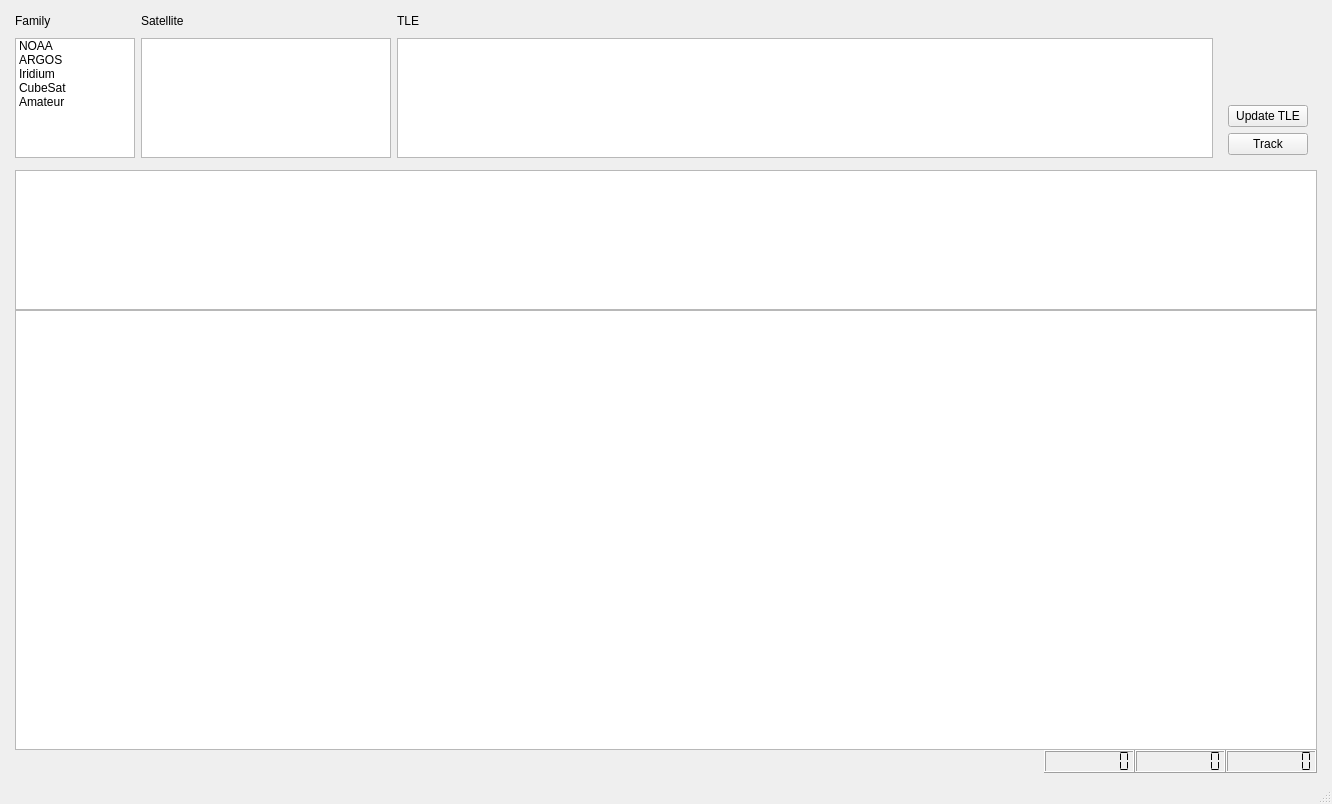
Above: resources/mainWindow.ui from swichman/ephem_track before the change. Below: the same form after it.
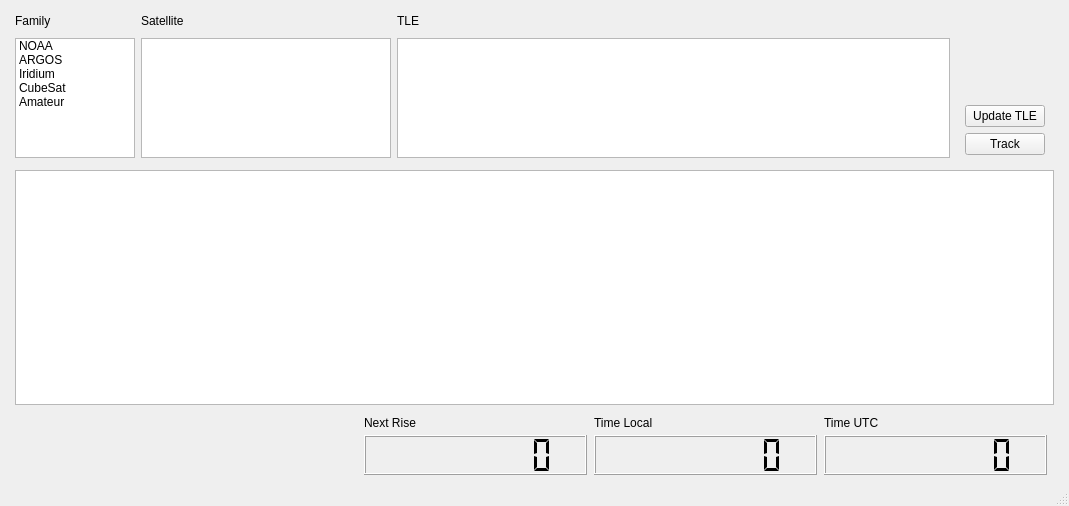
That is the form after the change.

Diff of the .ui file:
```diff
--- a/resources/mainWindow.ui
+++ b/resources/mainWindow.ui
@@ -6,8 +6,8 @@
    <rect>
     <x>0</x>
     <y>0</y>
-    <width>1332</width>
-    <height>804</height>
+    <width>1069</width>
+    <height>506</height>
    </rect>
   </property>
   <property name="windowTitle">
@@ -309,7 +309,7 @@
           <property name="maximumSize">
            <size>
             <width>16777215</width>
-            <height>140</height>
+            <height>5000</height>
            </size>
           </property>
           <property name="autoFillBackground">
@@ -326,23 +326,19 @@
           </property>
          </widget>
         </item>
-        <item>
-         <widget class="QTextEdit" name="LogTextEdit">
-          <property name="enabled">
-           <bool>true</bool>
-          </property>
-          <property name="readOnly">
-           <bool>true</bool>
-          </property>
-         </widget>
-        </item>
         <item>
          <layout class="QHBoxLayout" name="horizontalLayout">
+          <property name="sizeConstraint">
+           <enum>QLayout::SetDefaultConstraint</enum>
+          </property>
           <item>
            <spacer name="horizontalSpacer">
             <property name="orientation">
              <enum>Qt::Horizontal</enum>
             </property>
+            <property name="sizeType">
+             <enum>QSizePolicy::Expanding</enum>
+            </property>
             <property name="sizeHint" stdset="0">
              <size>
               <width>40</width>
@@ -352,36 +348,216 @@
            </spacer>
           </item>
           <item>
-           <widget class="QLCDNumber" name="NextLcd">
-            <property name="numDigits">
-             <number>8</number>
+           <widget class="QWidget" name="widget_2" native="true">
+            <property name="sizePolicy">
+             <sizepolicy hsizetype="Expanding" vsizetype="Expanding">
+              <horstretch>0</horstretch>
+              <verstretch>0</verstretch>
+             </sizepolicy>
             </property>
-            <property name="mode">
-             <enum>QLCDNumber::Dec</enum>
+            <property name="minimumSize">
+             <size>
+              <width>230</width>
+              <height>70</height>
+             </size>
             </property>
-            <property name="segmentStyle">
-             <enum>QLCDNumber::Flat</enum>
+            <property name="maximumSize">
+             <size>
+              <width>230</width>
+              <height>70</height>
+             </size>
             </property>
+            <widget class="QLCDNumber" name="NextLcd">
+             <property name="geometry">
+              <rect>
+               <x>0</x>
+               <y>30</y>
+               <width>223</width>
+               <height>40</height>
+              </rect>
+             </property>
+             <property name="sizePolicy">
+              <sizepolicy hsizetype="Preferred" vsizetype="Minimum">
+               <horstretch>0</horstretch>
+               <verstretch>0</verstretch>
+              </sizepolicy>
+             </property>
+             <property name="minimumSize">
+              <size>
+               <width>223</width>
+               <height>40</height>
+              </size>
+             </property>
+             <property name="maximumSize">
+              <size>
+               <width>16777215</width>
+               <height>40</height>
+              </size>
+             </property>
+             <property name="numDigits">
+              <number>8</number>
+             </property>
+             <property name="mode">
+              <enum>QLCDNumber::Dec</enum>
+             </property>
+             <property name="segmentStyle">
+              <enum>QLCDNumber::Flat</enum>
+             </property>
+            </widget>
+            <widget class="QLabel" name="label">
+             <property name="geometry">
+              <rect>
+               <x>0</x>
+               <y>10</y>
+               <width>61</width>
+               <height>16</height>
+              </rect>
+             </property>
+             <property name="text">
+              <string>Next Rise</string>
+             </property>
+            </widget>
+            <zorder>NextLcd</zorder>
+            <zorder>NextLcd</zorder>
+            <zorder>label</zorder>
            </widget>
           </item>
           <item>
-           <widget class="QLCDNumber" name="LocalLcd">
-            <property name="digitCount">
-             <number>8</number>
+           <widget class="QWidget" name="widget_3" native="true">
+            <property name="sizePolicy">
+             <sizepolicy hsizetype="Expanding" vsizetype="Preferred">
+              <horstretch>0</horstretch>
+              <verstretch>0</verstretch>
+             </sizepolicy>
             </property>
-            <property name="segmentStyle">
-             <enum>QLCDNumber::Flat</enum>
+            <property name="minimumSize">
+             <size>
+              <width>230</width>
+              <height>70</height>
+             </size>
             </property>
+            <property name="maximumSize">
+             <size>
+              <width>230</width>
+              <height>70</height>
+             </size>
+            </property>
+            <widget class="QLCDNumber" name="LocalLcd">
+             <property name="geometry">
+              <rect>
+               <x>0</x>
+               <y>30</y>
+               <width>223</width>
+               <height>40</height>
+              </rect>
+             </property>
+             <property name="sizePolicy">
+              <sizepolicy hsizetype="Preferred" vsizetype="Minimum">
+               <horstretch>0</horstretch>
+               <verstretch>0</verstretch>
+              </sizepolicy>
+             </property>
+             <property name="minimumSize">
+              <size>
+               <width>0</width>
+               <height>40</height>
+              </size>
+             </property>
+             <property name="maximumSize">
+              <size>
+               <width>16777215</width>
+               <height>40</height>
+              </size>
+             </property>
+             <property name="digitCount">
+              <number>8</number>
+             </property>
+             <property name="segmentStyle">
+              <enum>QLCDNumber::Flat</enum>
+             </property>
+            </widget>
+            <widget class="QLabel" name="label_2">
+             <property name="geometry">
+              <rect>
+               <x>0</x>
+               <y>10</y>
+               <width>71</width>
+               <height>16</height>
+              </rect>
+             </property>
+             <property name="text">
+              <string>Time Local</string>
+             </property>
+            </widget>
            </widget>
           </item>
           <item>
-           <widget class="QLCDNumber" name="UtcLcd">
-            <property name="digitCount">
-             <number>8</number>
+           <widget class="QWidget" name="widget_4" native="true">
+            <property name="sizePolicy">
+             <sizepolicy hsizetype="Expanding" vsizetype="Preferred">
+              <horstretch>0</horstretch>
+              <verstretch>0</verstretch>
+             </sizepolicy>
             </property>
-            <property name="segmentStyle">
-             <enum>QLCDNumber::Flat</enum>
+            <property name="minimumSize">
+             <size>
+              <width>230</width>
+              <height>70</height>
+             </size>
             </property>
+            <property name="maximumSize">
+             <size>
+              <width>230</width>
+              <height>70</height>
+             </size>
+            </property>
+            <widget class="QLCDNumber" name="UtcLcd">
+             <property name="geometry">
+              <rect>
+               <x>0</x>
+               <y>30</y>
+               <width>223</width>
+               <height>40</height>
+              </rect>
+             </property>
+             <property name="sizePolicy">
+              <sizepolicy hsizetype="Preferred" vsizetype="Minimum">
+               <horstretch>0</horstretch>
+               <verstretch>0</verstretch>
+              </sizepolicy>
+             </property>
+             <property name="minimumSize">
+              <size>
+               <width>0</width>
+               <height>40</height>
+              </size>
+             </property>
+             <property name="maximumSize">
+              <size>
+               <width>16777215</width>
+               <height>40</height>
+              </size>
+             </property>
+             <property name="digitCount">
+              <number>8</number>
+             </property>
+             <property name="segmentStyle">
+              <enum>QLCDNumber::Flat</enum>
+             </property>
+            </widget>
+            <widget class="QLabel" name="label_3">
+             <property name="geometry">
+              <rect>
+               <x>0</x>
+               <y>10</y>
+               <width>61</width>
+               <height>16</height>
+              </rect>
+             </property>
+             <property name="text">
+              <string>Time UTC</string>
+             </property>
+            </widget>
            </widget>
           </item>
          </layout>
```
Left out of the diff: 4 changed lines with no effect on the pictures.
